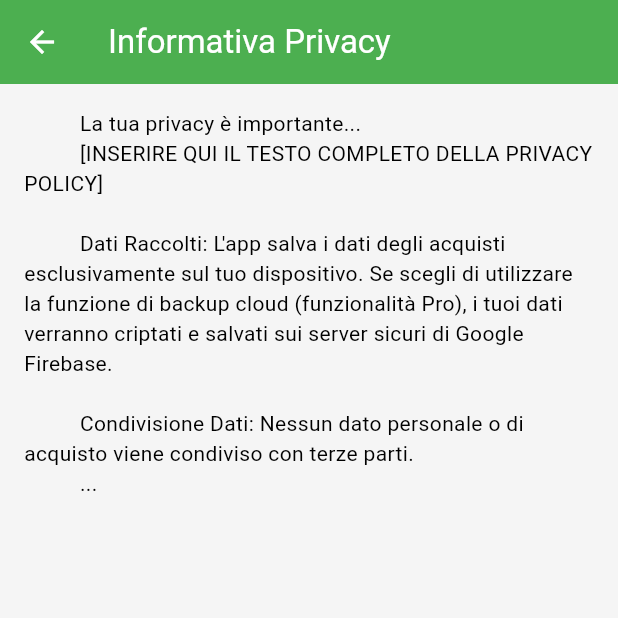
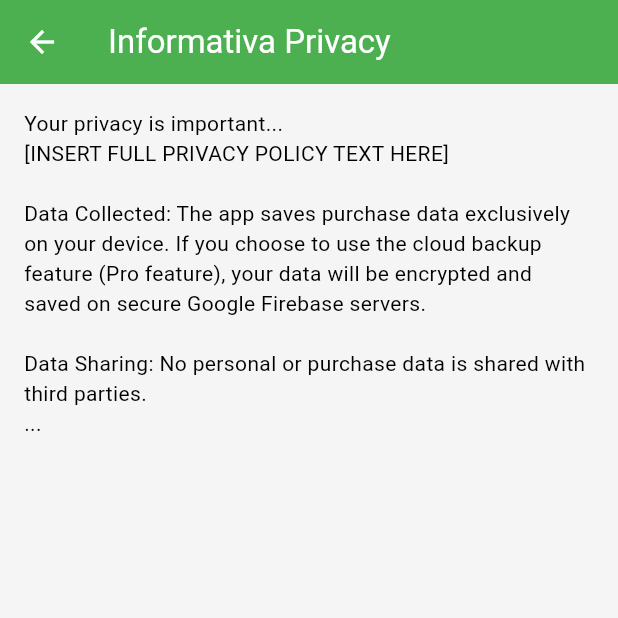
Before and after one commit to fsarta/glufri, a Flutter app: the PrivacyPolicyScreen screen opened directly, on a phone screen of 412 x 824 dp, the top half of it. Run offline on Flutter 3.47's test engine with Material 3 defaults, Android fonts, the phone set to English and light mode, and no system bars; our stand-ins replace csv, firebase_auth, firebase_core, flutter_riverpod, google_mobile_ads, google_sign_in and 8 more; missing offline and left inert: mobile_scanner; accounts and stored records are empty.

Commit message:
ulteriore aggiornamento internazionalizzazione

```diff
--- a/lib/core/l10n/app_localizations.dart
+++ b/lib/core/l10n/app_localizations.dart
@@ -521,13 +521,13 @@ abstract class AppLocalizations {
   /// No description provided for @glutenFreeProduct.
   ///
   /// In it, this message translates to:
-  /// **'Prodotto Senza Glutine'**
+  /// **'Prodotto Senza Glutine (SG)'**
   String get glutenFreeProduct;
 
   /// No description provided for @totalGlutenFree.
   ///
   /// In it, this message translates to:
-  /// **'Totale Senza Glutine'**
+  /// **'Totale Senza Glutine (SG)'**
   String get totalGlutenFree;
 
   /// No description provided for @totalOther.
@@ -775,6 +775,66 @@ abstract class AppLocalizations {
   /// In it, this message translates to:
   /// **'Dati locali eliminati con successo.'**
   String get migrationDeleted;
+
+  /// No description provided for @privacyPolicyTitle.
+  ///
+  /// In it, this message translates to:
+  /// **'Informativa Privacy'**
+  String get privacyPolicyTitle;
+
+  /// No description provided for @privacyPolicyBody.
+  ///
+  /// In it, this message translates to:
+  /// **'La tua privacy è importante...\n[INSERIRE QUI IL TESTO COMPLETO DELLA PRIVACY POLICY]\n\nDati Raccolti: L\'app salva i dati degli acquisti esclusivamente sul tuo dispositivo. Se scegli di utilizzare la funzione di backup cloud (funzionalità Pro), i tuoi dati verranno criptati e salvati sui server sicuri di Google Firebase.\n\nCondivisione Dati: Nessun dato personale o di acquisto viene condiviso con terze parti.\n...'**
+  String get privacyPolicyBody;
+
+  /// No description provided for @genericPurchase.
+  ///
+  /// In it, this message translates to:
+  /// **'Acquisto generico'**
+  String get genericPurchase;
+
+  /// No description provided for @mainProducts.
+  ///
+  /// In it, this message translates to:
+  /// **'Prodotti principali:'**
+  String get mainProducts;
+
+  /// No description provided for @andMoreProducts.
+  ///
+  /// In it, this message translates to:
+  /// **'... e altri {count} prodotti.'**
+  String andMoreProducts(int count);
+
+  /// No description provided for @trackedWith.
+  ///
+  /// In it, this message translates to:
+  /// **'Tracciato con Glufri App'**
+  String get trackedWith;
+
+  /// No description provided for @shareText.
+  ///
+  /// In it, this message translates to:
+  /// **'Ecco il mio ultimo acquisto senza glutine tracciato con l\'app Glufri! 🛒'**
+  String get shareText;
+
+  /// No description provided for @genericError.
+  ///
+  /// In it, this message translates to:
+  /// **'Si è verificato un errore:\n{error}'**
+  String genericError(Object error);
+
+  /// No description provided for @purchaseExport.
+  ///
+  /// In it, this message translates to:
+  /// **'Esportazione Acquisto Glufri - {store}'**
+  String purchaseExport(String store);
+
+  /// No description provided for @storeHint.
+  ///
+  /// In it, this message translates to:
+  /// **'Es. Supermercato Rossi'**
+  String get storeHint;
 }
 
 class _AppLocalizationsDelegate
--- a/lib/features/backup/domain/sync_service.dart
+++ b/lib/features/backup/domain/sync_service.dart
@@ -1,3 +1,5 @@
+// lib/features/backup/domain/sync_service.dart
+
 class SyncService {
   Future<void> backupToCloud() async {
     // 1. Prendi tutti i dati da Hive
--- a/lib/features/purchase/presentation/screens/purchase_detail_screen.dart
+++ b/lib/features/purchase/presentation/screens/purchase_detail_screen.dart
@@ -1,5 +1,6 @@
+// lib/features/purchase/presentation/screens/purchase_detail_screen.dart
+
 import 'dart:io';
-import 'dart:math';
 import 'package:flutter/material.dart';
 import 'package:flutter_riverpod/flutter_riverpod.dart';
 import 'package:glufri/core/l10n/app_localizations.dart';
@@ -55,8 +56,7 @@ class _PurchaseDetailScreenState extends ConsumerState<PurchaseDetailScreen> {
           IconButton(
             icon: const Icon(Icons.share),
             tooltip: l10n.shareSummary,
-            onPressed: () =>
-                _handleMenuSelection('edit', context, ref, purchase),
+            onPressed: () => _sharePurchaseAsImage(purchase),
           ),
           // Menu a tendina per tutte le altre azioni.
           PopupMenuButton<String>(
@@ -267,7 +267,7 @@ class _PurchaseDetailScreenState extends ConsumerState<PurchaseDetailScreen> {
 
       await Share.shareXFiles([
         XFile(file.path),
-      ], subject: 'Esportazione Acquisto Glufri - ${purchase.store ?? ""}');
+      ], subject: l10n.purchaseExport(purchase.store ?? ""));
     } catch (e) {
       if (context.mounted) {
         ScaffoldMessenger.of(
@@ -293,11 +293,7 @@ class _PurchaseDetailScreenState extends ConsumerState<PurchaseDetailScreen> {
       final file = File('${tempDir.path}/glufri-share-${purchase.id}.png');
       await file.writeAsBytes(image);
 
-      await Share.shareXFiles(
-        [XFile(file.path)],
-        text:
-            'Ecco il mio ultimo acquisto senza glutine tracciato con l\'app Glufri! 🛒',
-      );
+      await Share.shareXFiles([XFile(file.path)], text: l10n.shareText);
     } catch (e) {
       if (context.mounted) {
         ScaffoldMessenger.of(
--- a/lib/features/purchase/presentation/screens/purchase_session_screen.dart
+++ b/lib/features/purchase/presentation/screens/purchase_session_screen.dart
@@ -1,5 +1,6 @@
+// lib/features/purchase/presentation/screens/purchase_session_screen.dart
+
 import 'dart:io';
-
 import 'package:flutter/material.dart';
 import 'package:flutter_riverpod/flutter_riverpod.dart';
 import 'package:glufri/core/l10n/app_localizations.dart';
@@ -118,7 +119,7 @@ class _PurchaseSessionScreenState extends ConsumerState<PurchaseSessionScreen> {
               controller: _storeNameController,
               decoration: InputDecoration(
                 labelText: l10n.store,
-                hintText: 'Es. Supermercato Rossi',
+                hintText: l10n.storeHint,
                 border: const OutlineInputBorder(),
               ),
               onChanged: (value) {
--- a/lib/features/purchase/presentation/widgets/purchase_summary_card.dart
+++ b/lib/features/purchase/presentation/widgets/purchase_summary_card.dart
@@ -1,4 +1,7 @@
+// lib/features/purchase/presentation/widgets/purchase_summary_card.dart
+
 import 'package:flutter/material.dart';
+import 'package:glufri/core/l10n/app_localizations.dart';
 import 'package:glufri/features/purchase/data/models/purchase_model.dart';
 import 'package:intl/intl.dart';
 
@@ -9,6 +12,8 @@ class PurchaseSummaryCard extends StatelessWidget {
 
   @override
   Widget build(BuildContext context) {
+    final l10n = AppLocalizations.of(context)!;
+
     return Container(
       padding: const EdgeInsets.all(20),
       color: Theme.of(context).colorScheme.surface,
@@ -20,9 +25,9 @@ class PurchaseSummaryCard extends StatelessWidget {
           Row(
             mainAxisAlignment: MainAxisAlignment.spaceBetween,
             children: [
-              const Text(
-                'Glufri',
-                style: TextStyle(
+              Text(
+                l10n.appName,
+                style: const TextStyle(
                   fontWeight: FontWeight.bold,
                   fontSize: 22,
                   color: Colors.green,
@@ -39,16 +44,18 @@ class PurchaseSummaryCard extends StatelessWidget {
           ),
           const Divider(height: 20),
           Text(
-            purchase.store ?? 'Acquisto generico',
+            purchase.store ?? l10n.genericPurchase,
             style: const TextStyle(fontSize: 18, fontWeight: FontWeight.bold),
           ),
           Text(
-            DateFormat.yMMMMEEEEd('it_IT').format(purchase.date),
+            DateFormat.yMMMMEEEEd(
+              l10n.localeName,
+            ).format(purchase.date), // ATTENZIONE era 'it_IT'
             style: TextStyle(color: Colors.grey.shade600),
           ),
           const SizedBox(height: 16),
           Text(
-            'Prodotti principali:',
+            l10n.mainProducts,
             style: TextStyle(color: Colors.grey.shade700),
           ),
           ...purchase.items
@@ -60,12 +67,12 @@ class PurchaseSummaryCard extends StatelessWidget {
                 ),
               ),
           if (purchase.items.length > 3)
-            Text('... e altri ${purchase.items.length - 3} prodotti.'),
+            Text(l10n.andMoreProducts(purchase.items.length - 3)),
           const SizedBox(height: 20),
           Align(
             alignment: Alignment.centerRight,
             child: Text(
-              'Tracciato con Glufri App',
+              l10n.trackedWith,
               style: TextStyle(
                 fontStyle: FontStyle.italic,
                 color: Colors.grey.shade500,
--- a/lib/features/settings/presentation/screens/privacy_policy_screen.dart
+++ b/lib/features/settings/presentation/screens/privacy_policy_screen.dart
@@ -1,23 +1,19 @@
+// lib/features/settings/presentation/screens/privacy_policy_screen.dart
+
 import 'package:flutter/material.dart';
+import 'package:glufri/core/l10n/app_localizations.dart';
 
 class PrivacyPolicyScreen extends StatelessWidget {
   const PrivacyPolicyScreen({super.key});
 
   @override
   Widget build(BuildContext context) {
+    final l10n = AppLocalizations.of(context)!;
     return Scaffold(
       appBar: AppBar(title: const Text('Informativa Privacy')),
-      body: const SingleChildScrollView(
-        padding: EdgeInsets.all(16.0),
-        child: Text("""
-          La tua privacy è importante...
-          [INSERIRE QUI IL TESTO COMPLETO DELLA PRIVACY POLICY]
-
-          Dati Raccolti: L'app salva i dati degli acquisti esclusivamente sul tuo dispositivo. Se scegli di utilizzare la funzione di backup cloud (funzionalità Pro), i tuoi dati verranno criptati e salvati sui server sicuri di Google Firebase.
-
-          Condivisione Dati: Nessun dato personale o di acquisto viene condiviso con terze parti.
-          ...
-          """),
+      body: SingleChildScrollView(
+        padding: const EdgeInsets.all(16.0),
+        child: Text(l10n.privacyPolicyBody),
       ),
     );
   }
```
Also changed, not shown: lib/core/l10n/app_localizations_en.dart (+40 -2 lines), lib/core/l10n/app_localizations_it.dart (+40 -2 lines), lib/core/l10n/intl_en.arb (+34 -13 lines), lib/core/l10n/intl_it.arb (+34 -13 lines), lib/features/purchase/presentation/screens/purchase_history_screen.dart (+3 -7 lines).
